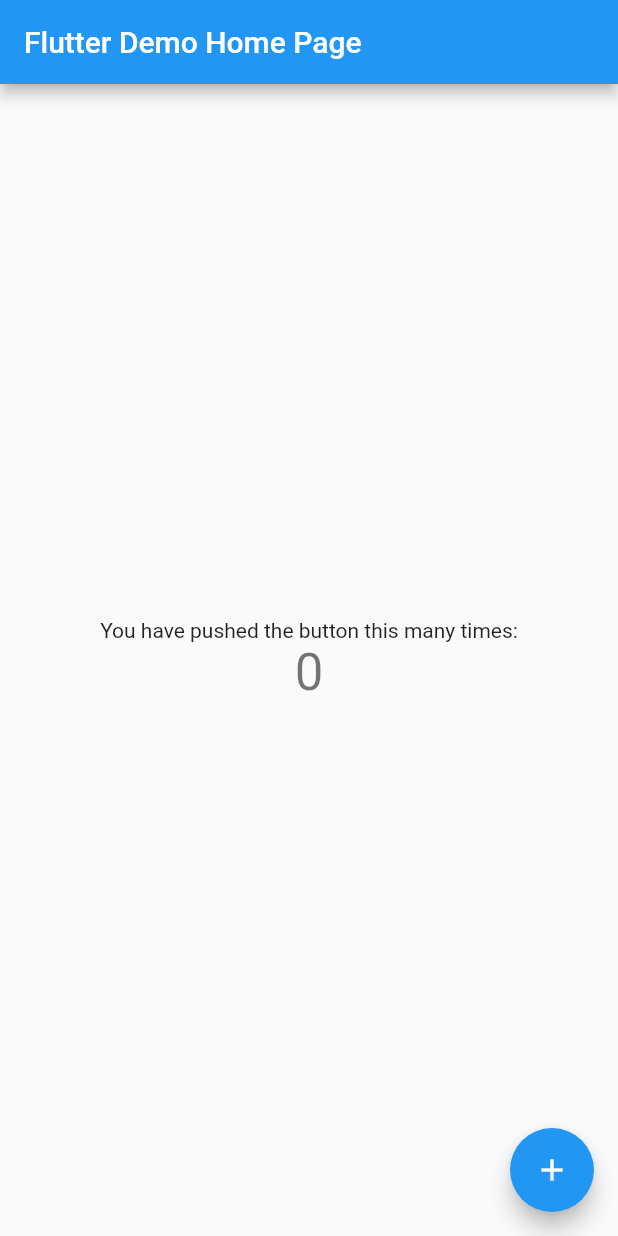
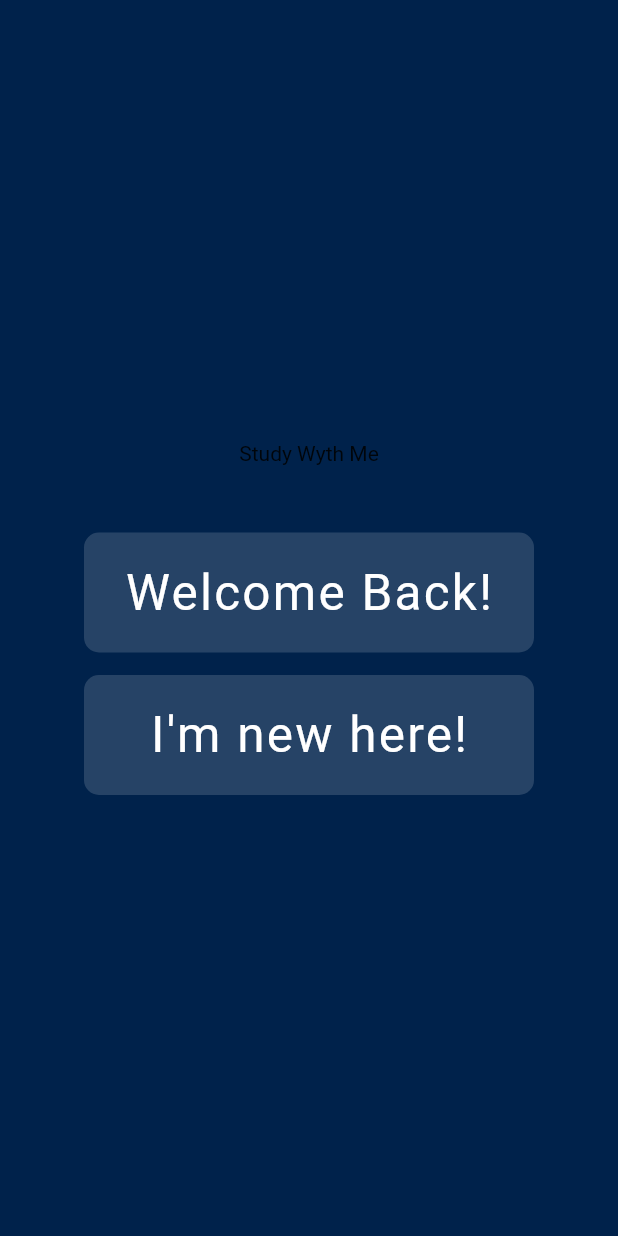
Before and after one commit to ruiqi7/lifehack22, a Flutter app: the screen it shows after launch, on a phone screen of 412 x 824 dp. Run offline on Flutter 3.47's test engine with Material 2 defaults, Android fonts, the phone set to English and light mode, and no system bars; our stand-ins replace firebase_core; accounts and stored records are empty; Roboto replaces fonts that are missing (Chewy).

```diff
--- a/lifehack22/lib/main.dart
+++ b/lifehack22/lib/main.dart
@@ -1,115 +1,107 @@
+import 'package:firebase_core/firebase_core.dart';
 import 'package:flutter/material.dart';
+import 'firebase_options.dart';
 
-void main() {
-  runApp(const MyApp());
+const bgColour = Color.fromRGBO(0, 34, 75, 1.0);
+
+void main() async {
+  WidgetsFlutterBinding.ensureInitialized();
+  await Firebase.initializeApp(
+    options: DefaultFirebaseOptions.currentPlatform,
+  );
+  runApp(const App());
 }
 
-class MyApp extends StatelessWidget {
-  const MyApp({Key? key}) : super(key: key);
+class App extends StatelessWidget {
+  const App({Key? key}) : super(key: key);
 
-  // This widget is the root of your application.
+  // Root of App
   @override
   Widget build(BuildContext context) {
-    return MaterialApp(
+    return const MaterialApp(
       title: 'Flutter Demo',
-      theme: ThemeData(
-        // This is the theme of your application.
-        //
-        // Try running your application with "flutter run". You'll see the
-        // application has a blue toolbar. Then, without quitting the app, try
-        // changing the primarySwatch below to Colors.green and then invoke
-        // "hot reload" (press "r" in the console where you ran "flutter run",
-        // or simply save your changes to "hot reload" in a Flutter IDE).
-        // Notice that the counter didn't reset back to zero; the application
-        // is not restarted.
-        primarySwatch: Colors.blue,
-      ),
-      home: const MyHomePage(title: 'Flutter Demo Home Page'),
+      home: HomePage(),
     );
   }
 }
 
-class MyHomePage extends StatefulWidget {
-  const MyHomePage({Key? key, required this.title}) : super(key: key);
+class HomePage extends StatelessWidget {
+  const HomePage({Key? key}) : super(key: key);
 
-  // This widget is the home page of your application. It is stateful, meaning
-  // that it has a State object (defined below) that contains fields that affect
-  // how it looks.
-
-  // This class is the configuration for the state. It holds the values (in this
-  // case the title) provided by the parent (in this case the App widget) and
-  // used by the build method of the State. Fields in a Widget subclass are
-  // always marked "final".
-
-  final String title;
-
-  @override
-  State<MyHomePage> createState() => _MyHomePageState();
-}
-
-class _MyHomePageState extends State<MyHomePage> {
-  int _counter = 0;
-
-  void _incrementCounter() {
-    setState(() {
-      // This call to setState tells the Flutter framework that something has
-      // changed in this State, which causes it to rerun the build method below
-      // so that the display can reflect the updated values. If we changed
-      // _counter without calling setState(), then the build method would not be
-      // called again, and so nothing would appear to happen.
-      _counter++;
-    });
-  }
+  final double buttonWidth = 300;
+  final double buttonHeight = 80;
+  final SizedBox gapBox = const SizedBox(height: 15);
 
   @override
   Widget build(BuildContext context) {
-    // This method is rerun every time setState is called, for instance as done
-    // by the _incrementCounter method above.
-    //
-    // The Flutter framework has been optimized to make rerunning build methods
-    // fast, so that you can just rebuild anything that needs updating rather
-    // than having to individually change instances of widgets.
     return Scaffold(
-      appBar: AppBar(
-        // Here we take the value from the MyHomePage object that was created by
-        // the App.build method, and use it to set our appbar title.
-        title: Text(widget.title),
+      backgroundColor: bgColour,
+      body: Center(
+          child: Column(
+            mainAxisAlignment: MainAxisAlignment.center,
+            children: <Widget> [
+              const Text('Study Wyth Me'),
+              const SizedBox(height: 45),
+              Container(
+                width: buttonWidth,
+                height: buttonHeight,
+                decoration: const BoxDecoration(
+                  borderRadius: BorderRadius.all(Radius.circular(10)),
+                  color: Color.fromRGBO(255, 255, 255, 0.15),
+                ),
+                child: TextButton(
+                  style: TextButton.styleFrom(
+                    padding: const EdgeInsets.all(16.0),
+                    primary: Colors.white,
+                    textStyle: const TextStyle(
+                        fontSize: 33.0,
+                        color: Colors.white,
+                        letterSpacing: 1.5,
+                        fontFamily: 'Chewy'
+
+                    ),
+                  ),
+                  child: const Text('Welcome Back!'),
+                  onPressed: () {
+                    /*Navigator.push(
+                      context,
+                      MaterialPageRoute(builder: (context) => const SignInPage()),
+                    ); */
+                  },
+                ),
+              ),
+              gapBox,
+              Container(
+                width: buttonWidth,
+                height: buttonHeight,
+                decoration: const BoxDecoration(
+                    borderRadius: BorderRadius.all(Radius.circular(10)),
+                    color: Color.fromRGBO(255, 255, 255, 0.15)
+                ),
+                child: TextButton(
+                  style: TextButton.styleFrom(
+                    padding: const EdgeInsets.all(16.0),
+                    primary: Colors.white,
+                    textStyle: const TextStyle(
+                        fontSize: 33.0,
+                        color: Colors.white,
+                        letterSpacing: 1.5,
+                        fontFamily: 'Chewy'
+
+                    ),
+                  ),
+                  child: const Text('I\'m new here!'),
+                  onPressed: () {
+                    /*Navigator.push(
+                      context,
+                      MaterialPageRoute(builder: (context) => const SignUpPage()),
+                    ); */
+                  },
+                ),
+              ),
+            ],
+          )
       ),
-      body: Center(
-        // Center is a layout widget. It takes a single child and positions it
-        // in the middle of the parent.
-        child: Column(
-          // Column is also a layout widget. It takes a list of children and
-          // arranges them vertically. By default, it sizes itself to fit its
-          // children horizontally, and tries to be as tall as its parent.
-          //
-          // Invoke "debug painting" (press "p" in the console, choose the
-          // "Toggle Debug Paint" action from the Flutter Inspector in Android
-          // Studio, or the "Toggle Debug Paint" command in Visual Studio Code)
-          // to see the wireframe for each widget.
-          //
-          // Column has various properties to control how it sizes itself and
-          // how it positions its children. Here we use mainAxisAlignment to
-          // center the children vertically; the main axis here is the vertical
-          // axis because Columns are vertical (the cross axis would be
-          // horizontal).
-          mainAxisAlignment: MainAxisAlignment.center,
-          children: <Widget>[
-            const Text(
-              'You have pushed the button this many times:',
-            ),
-            Text(
-              '$_counter',
-              style: Theme.of(context).textTheme.headline4,
-            ),
-          ],
-        ),
-      ),
-      floatingActionButton: FloatingActionButton(
-        onPressed: _incrementCounter,
-        tooltip: 'Increment',
-        child: const Icon(Icons.add),
-      ), // This trailing comma makes auto-formatting nicer for build methods.
     );
   }
 }
```
Also changed, not shown: lifehack22/pubspec.yaml (+11 -11 lines), lifehack22/assets/fonts/Helvetica.ttf (added), lifehack22/lib/firebase_options.dart (added), lifehack22/pubspec.lock, 13 other files.
